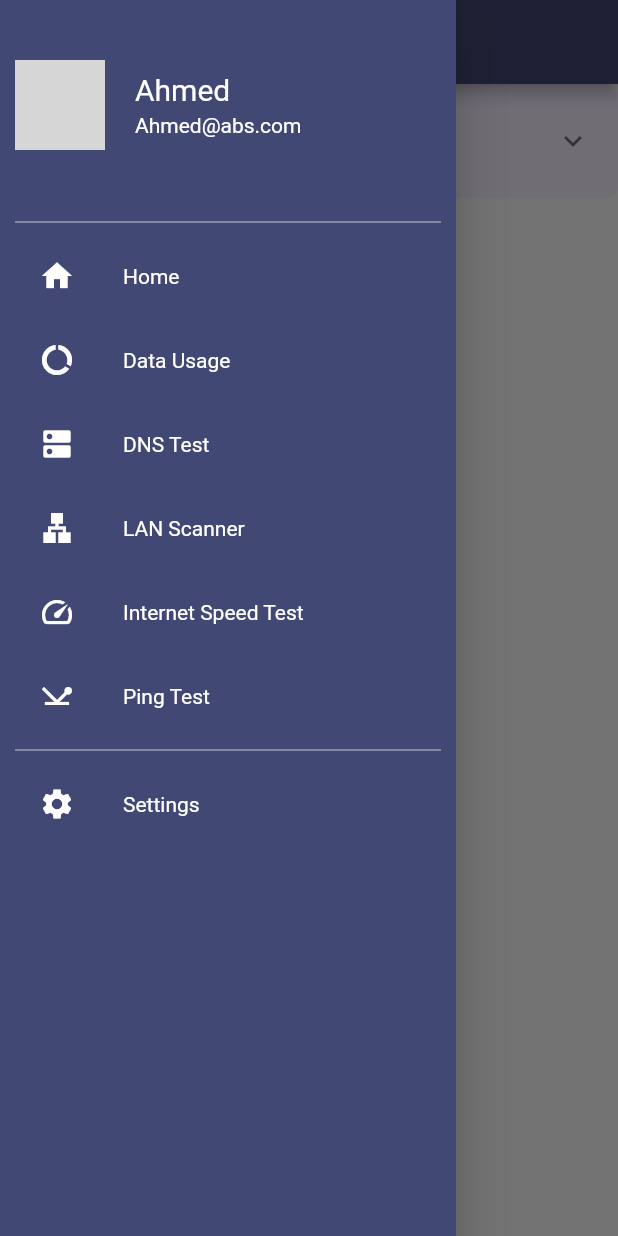
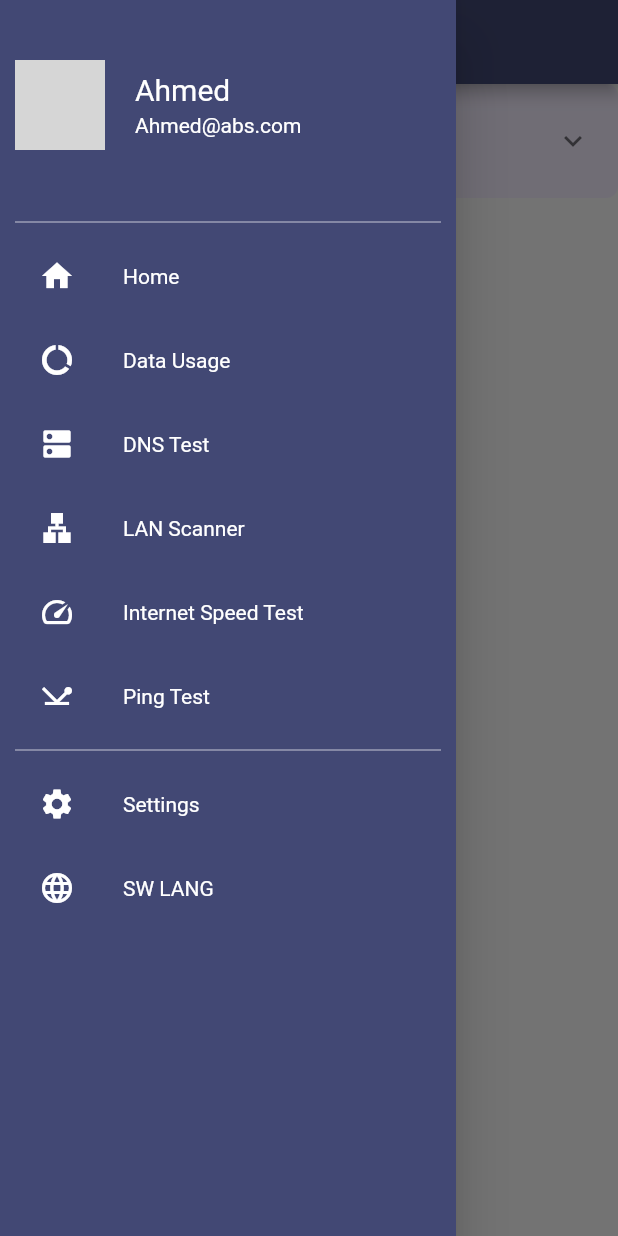
Before and after one commit to CSEMN/Pentor, a Flutter app: the screen it shows after launch, with the side drawer open, on a phone screen of 412 x 824 dp. Run offline on Flutter 3.47's test engine with Material 2 defaults, Android fonts, the phone set to English and light mode, and no system bars; drawn by our look-alikes of expansion_tile_card; our stand-ins replace connectivity_plus, firebase_core, get, get_storage, permission_handler; missing offline and left inert: network_info_plus, telephony; accounts and stored records are empty; network calls fail; grey boxes are pictures that could not be loaded.

Commit message:
add SW LANG button
add SW LANG button to drawer

```diff
--- a/lib/view/widgets/NavigationDrawer.dart
+++ b/lib/view/widgets/NavigationDrawer.dart
@@ -59,6 +59,15 @@ class NavigationDrawerWidget extends StatelessWidget {
                       text: 'Settings'.tr,
                       icon: Icons.settings,
                       onClicked: _navController.openSettingsPage),
+                  buildMenuItem(
+                      text: 'SW LANG',
+                      icon: Icons.language,
+                      onClicked: () {
+                        if (Get.locale == Locale('en'))
+                          Get.updateLocale(Locale('ar'));
+                        else
+                          Get.updateLocale(Locale('en'));
+                      })
                 ],
               ),
             ),
```
